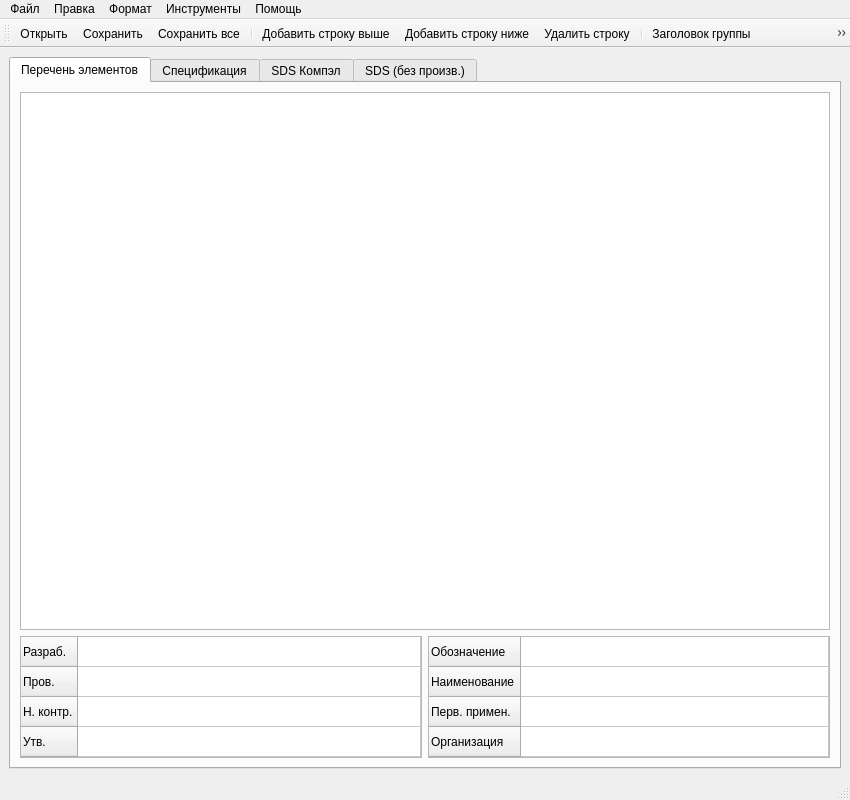
Above: altidoc.ui from bababoy388/altidoc before the change. Below: the same form after it.
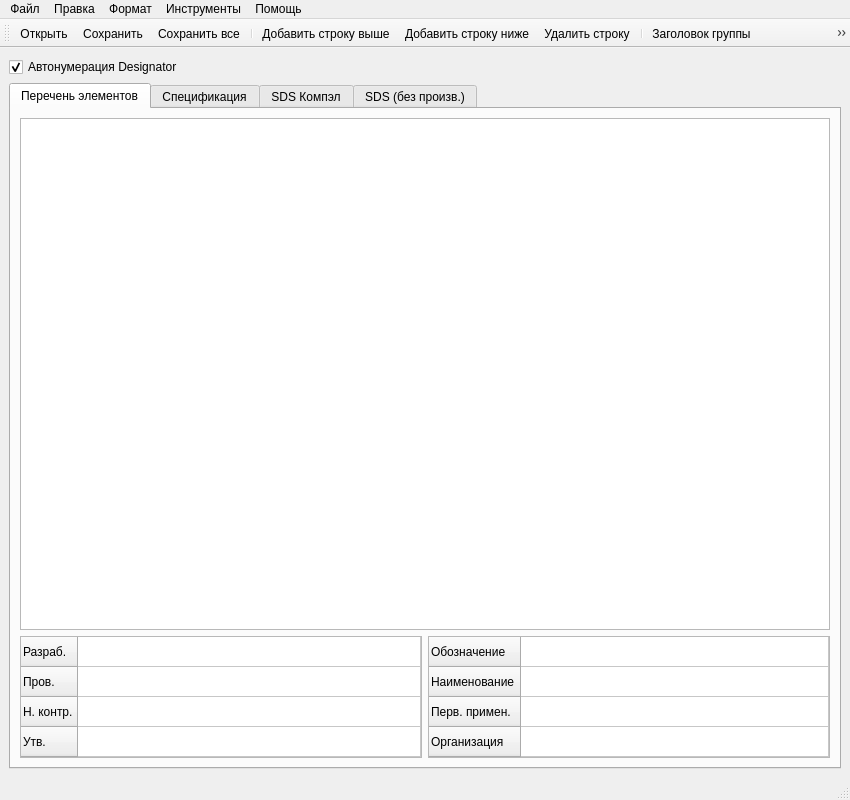
That is the form after the change.

What changed in the file:
```diff
--- a/altidoc.ui
+++ b/altidoc.ui
@@ -34,6 +34,16 @@
   <widget class="QWidget" name="centralwidget">
    <layout class="QVBoxLayout" name="verticalLayout_4">
     <item>
+     <widget class="QCheckBox" name="autoNumCheckBox">
+     <property name="text">
+      <string>Автонумерация Designator</string>
+     </property>
+     <property name="checked">
+      <bool>true</bool>
+     </property>
+    </widget>
+   </item>
+   <item>
      <widget class="QTabWidget" name="tabWidget">
       <property name="currentIndex">
        <number>0</number>
```
